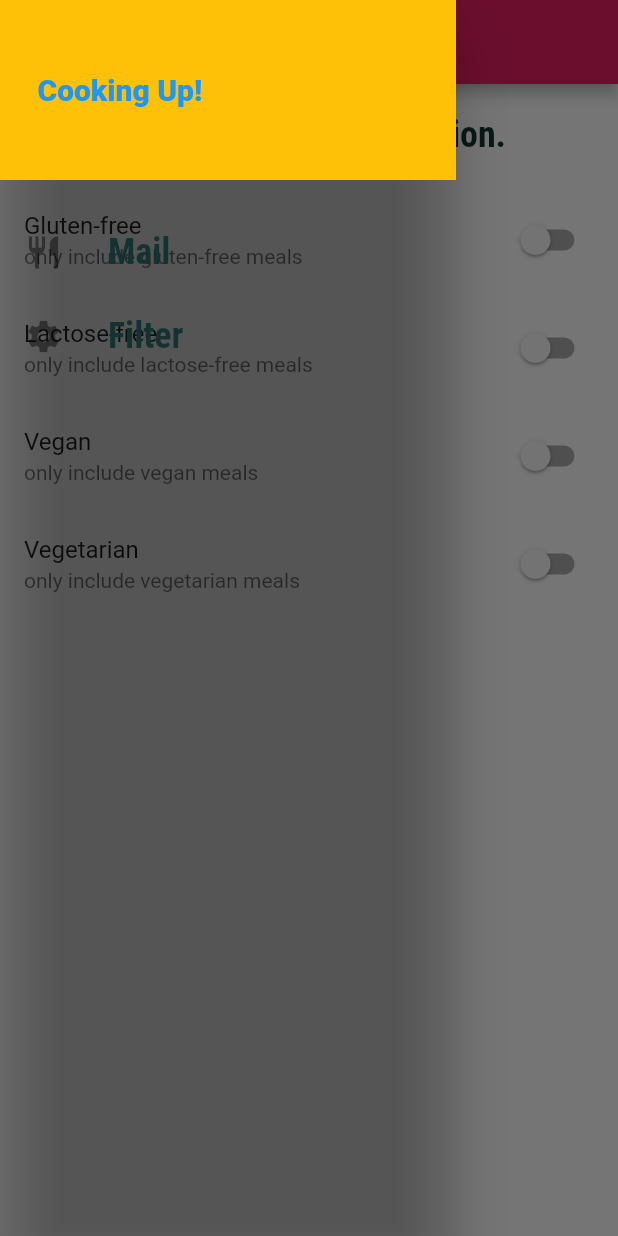
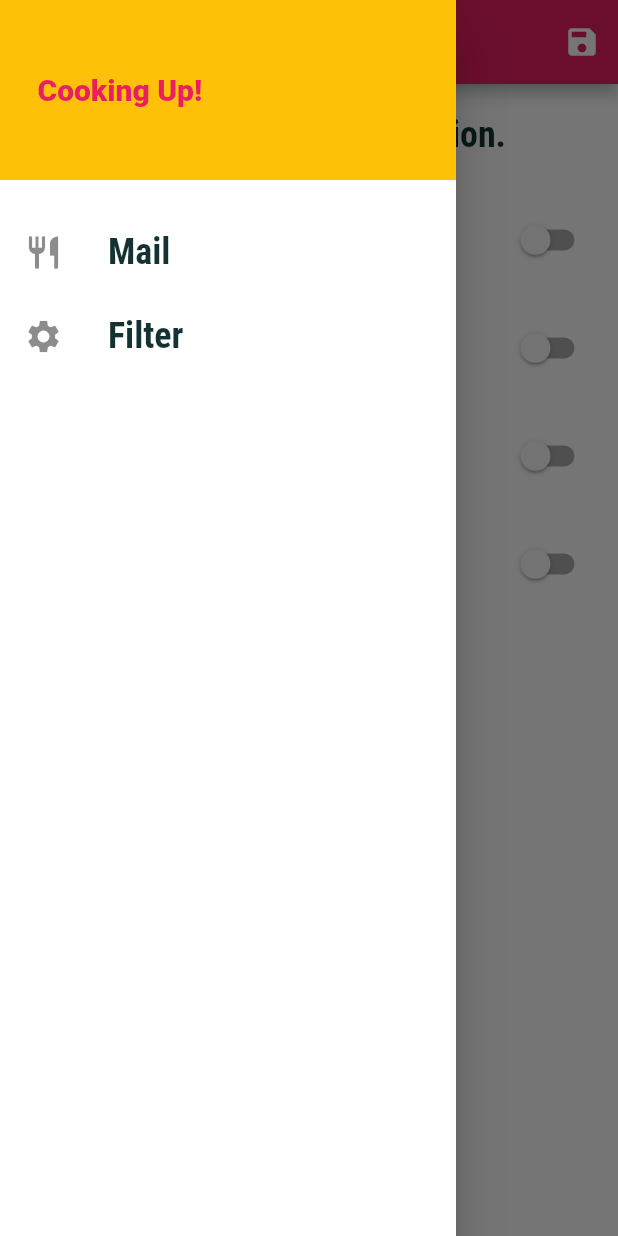
Before and after one commit to NourhanAbuGhaly/meal_app, a Flutter app: the FilterScreen screen opened by its route, with the side drawer open, on a phone screen of 412 x 824 dp. Run offline on Flutter 3.47's test engine with Material 2 defaults, Android fonts, the phone set to English and light mode, and no system bars.

Commit message:
thired version

```diff
--- a/lib/main.dart
+++ b/lib/main.dart
@@ -1,4 +1,6 @@
 import 'package:flutter/material.dart';
+import 'package:meal_app/2.2%20dummy_data.dart';
+import 'package:meal_app/models/meal.dart';
 import 'package:meal_app/screen/filter_screen.dart';
 import 'package:meal_app/screen/meal_detail_screen.dart';
 import 'package:meal_app/screen/category_meal_screen.dart';
@@ -8,16 +10,45 @@ void main() {
   runApp(MyApp());
 }
 
-class MyApp extends StatelessWidget {
+class MyApp extends StatefulWidget {
   const MyApp({super.key});
 
+  @override
+  State<MyApp> createState() => _MyAppState();
+}
+
+class _MyAppState extends State<MyApp> {
+  Map<String, bool> _filters = {
+    "gluten": false,
+    "lactose": false,
+    "vegan": false,
+    "vegetarian": false
+  };
+  void _setFilter(Map <String,bool > _filterData){
+setState(() {
+  _filters=_filterData;
+  _avaloibleMeal =DUMMY_MEALS.where((meal) {
+    if (_filters["gluten"]==true && meal.isGlutenFree){
+return false;
+    }
+    if (_filters["lactose"]==true && meal.isLactoseFree){
+      return false;
+    }  if (_filters["vegan"]==true && meal.isVegan){
+      return false;
+    }  if (_filters["vegetarian"]==true && meal.isVegetarian){
+      return false;
+    }return true;
+  }).toList();
+});
+ }
+ List<Meal > _avaloibleMeal=DUMMY_MEALS;
   @override
   Widget build(BuildContext context) {
     return MaterialApp(
       debugShowCheckedModeBanner: false,
       title: 'Flutter Demo',
       theme: ThemeData(
-
+          primaryColor: Colors.pink,
           canvasColor: Color.fromRGBO(255, 254, 229, 0.0),
           textTheme: ThemeData.light().textTheme.copyWith(
                 bodyText1: TextStyle(
@@ -27,13 +58,16 @@ class MyApp extends StatelessWidget {
 //             titleLarge: TextStyle(fontSize: 24, fontFamily: "RobotoCondensed")
 // ,            titleMedium: TextStyle(fontSize: 24, fontFamily: "RobotoCondensed")
 //              , titleSmall: TextStyle(fontSize: 24, fontFamily: "RobotoCondensed")
-              ), colorScheme: ColorScheme.fromSwatch(primarySwatch: Colors.pink).copyWith(secondary: Colors.amber)),
+              ),
+          colorScheme: ColorScheme.fromSwatch(primarySwatch: Colors.pink)
+              .copyWith(secondary: Colors.amber)),
       //home: CategoryScreen(),
       routes: {
         '/': (context) => TabsScreen(),
-        CategoryMealScreen.id: (context) => CategoryMealScreen(),
-        MealDetailScreen.id: (context)=>MealDetailScreen(),
-        FilterScreen.id:(context)=> FilterScreen()},
+        CategoryMealScreen.id: (context) => CategoryMealScreen(_avaloibleMeal),
+        MealDetailScreen.id: (context) => MealDetailScreen(),
+        FilterScreen.id: (context) => FilterScreen( _setFilter as Function, _filters)
+      },
     );
   }
 }
--- a/lib/screen/category_meal_screen.dart
+++ b/lib/screen/category_meal_screen.dart
@@ -5,8 +5,10 @@ import 'package:meal_app/screen/meal_item.dart';
 import '../models/meal.dart';
 
 class CategoryMealScreen extends StatefulWidget {
+final  List<Meal> _avalibleMeal;
+  static const id = "category_meal_screen";
 
-  static const id = "category_meal_screen";
+  const CategoryMealScreen(this._avalibleMeal);
 
   @override
   State<CategoryMealScreen> createState() => _CategoryMealScreenState();
@@ -28,7 +30,7 @@ class _CategoryMealScreenState extends State<CategoryMealScreen> {
     final categoryId = routeArg["id"]!;
     categoryTitle = routeArg["title"]!;
     //ناخد العناصر التي نحقق الشرط
-     displayedMeal = DUMMY_MEALS.where((meal) {
+     displayedMeal =widget._avalibleMeal.where((meal) {
       return meal.categories.contains(categoryId);
     }).toList();
     super.didChangeDependencies();
--- a/lib/screen/favorites_screen.dart
+++ b/lib/screen/favorites_screen.dart
@@ -5,7 +5,7 @@ class FavoritesScreen extends StatelessWidget {
   @override
   Widget build(BuildContext context) {
     return Container(
-      child: Text("FavoritesScreen"),
+      child: const Text("You have no favorites yet - start adding some"),
     );
   }
 }
--- a/lib/screen/filter_screen.dart
+++ b/lib/screen/filter_screen.dart
@@ -2,9 +2,11 @@ import 'package:flutter/material.dart';
 import 'package:meal_app/screen/main_drawer.dart';
 
 class FilterScreen extends StatefulWidget {
-  const FilterScreen({super.key});
+  final Function saveFilter;
+final Map <String , bool>  currentFilter;
+  static const String id = "FilterScreen";
 
-  static const String id = "FilterScreen";
+  const FilterScreen(this.saveFilter, this.currentFilter);
 
   @override
   State<FilterScreen> createState() => _FilterScreenState();
@@ -15,6 +17,16 @@ class _FilterScreenState extends State<FilterScreen> {
   bool _isLactoseFree = false;
   bool _isVegan = false;
   bool _isVegetarian = false;
+
+  @override
+  void initState() {
+     _isGlutenFree = widget.currentFilter['gluten']!;
+     _isLactoseFree = widget.currentFilter['lactose']!;
+     _isVegan = widget.currentFilter['vegan']!;
+     _isVegetarian = widget.currentFilter['vegetarian']!;
+    // TODO: implement initState
+    super.initState();
+  }
 
   Widget buildSwitchListTitle(
       bool value, Function(bool) onChange, String title, String description) {
@@ -31,6 +43,22 @@ class _FilterScreenState extends State<FilterScreen> {
     return Scaffold(
       appBar: AppBar(
         title: Text("Your Filter"),
+        actions: [
+          IconButton(
+            onPressed:(){
+              final selectedFilter={
+                "gluten": _isGlutenFree,
+                "lactose": _isLactoseFree,
+                "vegan": _isVegan,
+                "vegetarian": _isVegetarian
+              };
+              widget.saveFilter(selectedFilter);
+            },
+            icon: Icon(
+              Icons.save,
+            ),
+          ),
+        ],
       ),
       body: Column(
         children: [
@@ -48,42 +76,26 @@ class _FilterScreenState extends State<FilterScreen> {
           Expanded(
               child: ListView(
             children: [
-              buildSwitchListTitle(
-                  _isGlutenFree,
-                 ( newValue) {
+              buildSwitchListTitle(_isGlutenFree, (newValue) {
                 setState(() {
                   _isGlutenFree = newValue;
                 });
-                      },
-                  "Gluten-free",
-                  "only include gluten-free meals"),
-              buildSwitchListTitle(
-                  _isLactoseFree,
-                 (bool newValue) {
+              }, "Gluten-free", "only include gluten-free meals"),
+              buildSwitchListTitle(_isLactoseFree, (bool newValue) {
                 setState(() {
                   _isLactoseFree = newValue;
                 });
-                      },
-                  "Lactose-free",
-                  "only include lactose-free meals"),
-              buildSwitchListTitle(
-                  _isVegan,
-              (bool newValue) {
+              }, "Lactose-free", "only include lactose-free meals"),
+              buildSwitchListTitle(_isVegan, (bool newValue) {
                 setState(() {
                   _isVegan = newValue;
                 });
-                      },
-                  "Vegan",
-                  "only include vegan meals"),
-              buildSwitchListTitle(
-                  _isVegetarian,
-                 (bool newValue) {
+              }, "Vegan", "only include vegan meals"),
+              buildSwitchListTitle(_isVegetarian, (bool newValue) {
                 setState(() {
                   _isVegetarian = newValue;
                 });
-                      },
-                  "Vegetarian",
-                  "only include vegetarian meals"),
+              }, "Vegetarian", "only include vegetarian meals"),
             ],
           ))
         ],
--- a/lib/screen/main_drawer.dart
+++ b/lib/screen/main_drawer.dart
@@ -25,6 +25,7 @@ class MainDrawer extends StatelessWidget {
   @override
   Widget build(BuildContext context) {
     return Drawer(
+      backgroundColor :Colors.white,
       child: Column(
         children: [
           Container(
```
Lines whose indentation alone changed are shown as unchanged.
